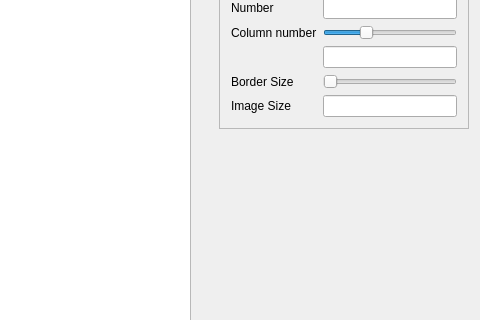
Above: SAOMDListImage.ui from KHeresy/SAOMD-ListImage before the change; both pictures show x 703 to 1183 and y 88 to 408 of the 1183 by 880 pixel window. Below: the same form after it.
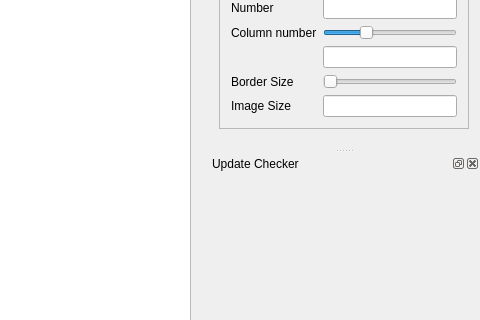
That is the form after the change. Icons and pictures are not drawn.

```diff
--- a/SAOMDListImage.ui
+++ b/SAOMDListImage.ui
@@ -184,6 +184,15 @@
     </layout>
    </widget>
   </widget>
+  <widget class="QDockWidget" name="dockUpdateer">
+   <property name="windowTitle">
+    <string>Update Checker</string>
+   </property>
+   <attribute name="dockWidgetArea">
+    <number>2</number>
+   </attribute>
+   <widget class="QWidget" name="dockWidgetContents_2"/>
+  </widget>
   <action name="action_Load">
    <property name="text">
     <string>&amp;Load</string>
```
Left out of the diff: 43 changed lines with no effect on the pictures.
